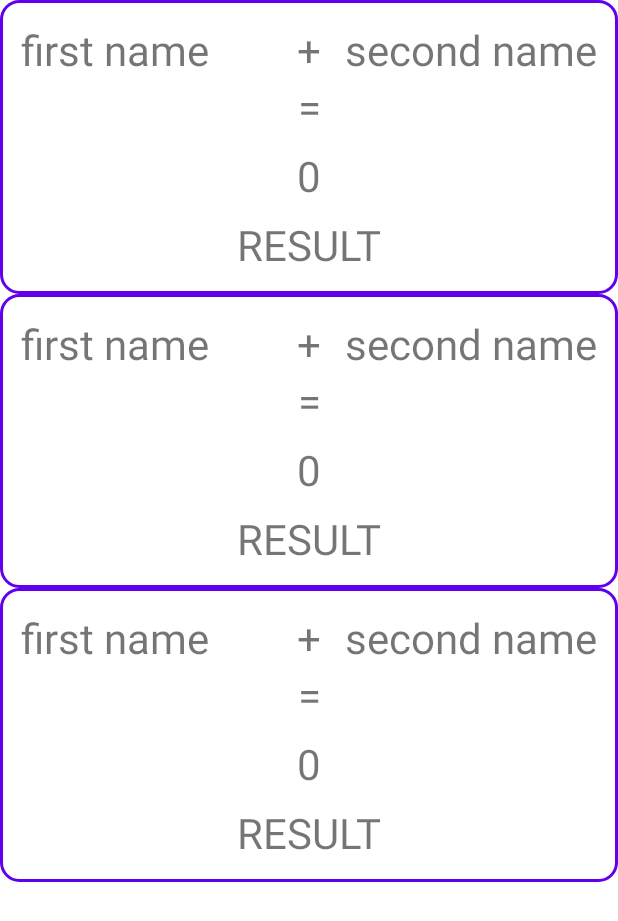
After one commit to beka2115/LoveCounter2.1, an Android app: the layout fragment_history.xml on its own in the app's theme, with its tools: preview values and no code run, on a phone screen of 412 x 824 dp. The commit adds this screen. Shown: the top 921 px of the screen. Run offline under Robolectric (Android 15) with nearby library versions, the phone set to English and light mode, and no system bars.

Commit message:
History,sort

```diff
--- a/app/src/main/java/com/example/lovecounter/di/AppModule.kt
+++ b/app/src/main/java/com/example/lovecounter/di/AppModule.kt
@@ -1,8 +1,6 @@
 package com.example.lovecounter.di
 
-import android.content.Context
 import com.example.lovecounter.Pref
-import com.example.lovecounter.main.CalculateFragment
 import com.example.lovecounter.remote.LoveApi
 import dagger.Module
 import dagger.Provides
--- a/app/src/main/java/com/example/lovecounter/onBoarding/OnBoardingFragment.kt
+++ b/app/src/main/java/com/example/lovecounter/onBoarding/OnBoardingFragment.kt
@@ -24,7 +24,7 @@ class OnBoardingFragment : Fragment() {
     override fun onCreateView(
         inflater: LayoutInflater, container: ViewGroup?,
         savedInstanceState: Bundle?
-    ): View? {
+    ): View {
         binding = FragmentOnBoardingBinding.inflate(inflater, container, false)
         return binding.root
     }
--- a/app/src/main/java/com/example/lovecounter/remote/LoveModel.kt
+++ b/app/src/main/java/com/example/lovecounter/remote/LoveModel.kt
@@ -1,7 +1,10 @@
 package com.example.lovecounter.remote
 
+import androidx.room.Entity
+import androidx.room.PrimaryKey
 import com.google.gson.annotations.SerializedName
 
+@Entity
 data class LoveModel(
     @SerializedName("fname")
     var firstName:String,
@@ -9,4 +12,6 @@ data class LoveModel(
     var secondName:String,
     var percentage:String,
     var result:String,
+    @PrimaryKey(autoGenerate = true)
+    val id:Int,
 )
--- /dev/null
+++ b/app/src/main/res/drawable/bg_history.xml
@@ -0,0 +1,10 @@
+<?xml version="1.0" encoding="utf-8"?>
+<shape xmlns:android="http://schemas.android.com/apk/res/android">
+    <stroke
+        android:color="@color/purple_500"
+        android:width="2dp"
+        />
+    <corners
+        android:radius="12dp"/>
+
+</shape>
--- /dev/null
+++ b/app/src/main/res/layout/fragment_history.xml
@@ -0,0 +1,15 @@
+<?xml version="1.0" encoding="utf-8"?>
+<LinearLayout xmlns:android="http://schemas.android.com/apk/res/android"
+    xmlns:app="http://schemas.android.com/apk/res-auto"
+    xmlns:tools="http://schemas.android.com/tools"
+    android:layout_width="match_parent"
+    android:layout_height="match_parent">
+
+    <androidx.recyclerview.widget.RecyclerView
+        android:id="@+id/historyRecycler"
+        android:layout_width="match_parent"
+        app:layoutManager="androidx.recyclerview.widget.LinearLayoutManager"
+        android:layout_height="match_parent"
+        tools:listitem="@layout/item_history" />
+
+</LinearLayout>
--- /dev/null
+++ b/app/src/main/res/layout/item_history.xml
@@ -0,0 +1,71 @@
+<?xml version="1.0" encoding="utf-8"?>
+<androidx.constraintlayout.widget.ConstraintLayout xmlns:android="http://schemas.android.com/apk/res/android"
+    xmlns:app="http://schemas.android.com/apk/res-auto"
+    android:layout_width="match_parent"
+    android:layout_height="wrap_content"
+    android:background="@drawable/bg_history"
+    android:padding="14sp">
+
+    <TextView
+        android:id="@+id/firstName"
+        android:layout_width="wrap_content"
+        android:layout_height="wrap_content"
+        android:text="first name"
+        android:textSize="28sp"
+        app:layout_constraintStart_toStartOf="parent"
+        app:layout_constraintTop_toTopOf="parent" />
+
+    <TextView
+        android:id="@+id/iqual"
+        android:layout_width="wrap_content"
+        android:layout_height="wrap_content"
+        android:text="="
+        android:textSize="28sp"
+        app:layout_constraintEnd_toEndOf="parent"
+        app:layout_constraintStart_toStartOf="parent"
+        app:layout_constraintTop_toBottomOf="@+id/plus" />
+
+    <TextView
+        android:id="@+id/secondName"
+        android:layout_width="wrap_content"
+        android:layout_height="wrap_content"
+        android:layout_marginStart="12dp"
+        android:text="second name"
+        android:textSize="28sp"
+        app:layout_constraintEnd_toEndOf="parent"
+        app:layout_constraintTop_toTopOf="parent" />
+
+    <TextView
+        android:id="@+id/plus"
+        android:layout_width="wrap_content"
+        android:layout_height="wrap_content"
+        android:text="+"
+        android:textSize="28sp"
+        app:layout_constraintEnd_toEndOf="parent"
+        app:layout_constraintStart_toStartOf="parent"
+        app:layout_constraintTop_toTopOf="parent" />
+
+    <TextView
+        android:id="@+id/result"
+        android:layout_width="wrap_content"
+        android:layout_height="wrap_content"
+        android:layout_marginTop="8dp"
+        android:text="RESULT"
+        android:textSize="28sp"
+        app:layout_constraintEnd_toEndOf="parent"
+        app:layout_constraintStart_toStartOf="parent"
+        app:layout_constraintTop_toBottomOf="@+id/percentage" />
+
+    <TextView
+        android:id="@+id/percentage"
+        android:layout_width="wrap_content"
+        android:layout_height="wrap_content"
+        android:layout_marginTop="8dp"
+        android:text="0"
+        android:textSize="28sp"
+        app:layout_constraintEnd_toEndOf="parent"
+        app:layout_constraintStart_toStartOf="parent"
+        app:layout_constraintTop_toBottomOf="@+id/iqual" />
+
+
+</androidx.constraintlayout.widget.ConstraintLayout>
--- a/app/src/main/res/navigation/nav_graph.xml
+++ b/app/src/main/res/navigation/nav_graph.xml
@@ -24,4 +24,9 @@
         android:name="com.example.lovecounter.onBoarding.OnBoardingFragment"
         android:label="fragment_on_boarding"
         tools:layout="@layout/fragment_on_boarding" />
+    <fragment
+        android:id="@+id/historyFragment"
+        android:name="com.example.lovecounter.history.HistoryFragment"
+        android:label="fragment_history"
+        tools:layout="@layout/fragment_history" />
 </navigation>
```
Also changed, not shown: app/build.gradle (+8 -0 lines), app/src/main/AndroidManifest.xml (+4 -3 lines), app/src/main/java/com/example/lovecounter/di/App.kt (+13 -1 lines), app/src/main/java/com/example/lovecounter/history/HistoryAdapter.kt (added, +49 -0 lines), app/src/main/java/com/example/lovecounter/history/HistoryFragment.kt (added, +39 -0 lines), app/src/main/java/com/example/lovecounter/main/CalculateFragment.kt (+7 -4 lines), app/src/main/java/com/example/lovecounter/room/AppDataBase.kt (added, +12 -0 lines), app/src/main/java/com/example/lovecounter/room/LoveDao.kt (added, +16 -0 lines), app/src/main/res/layout/fragment_calculate.xml (+12 -0 lines).
